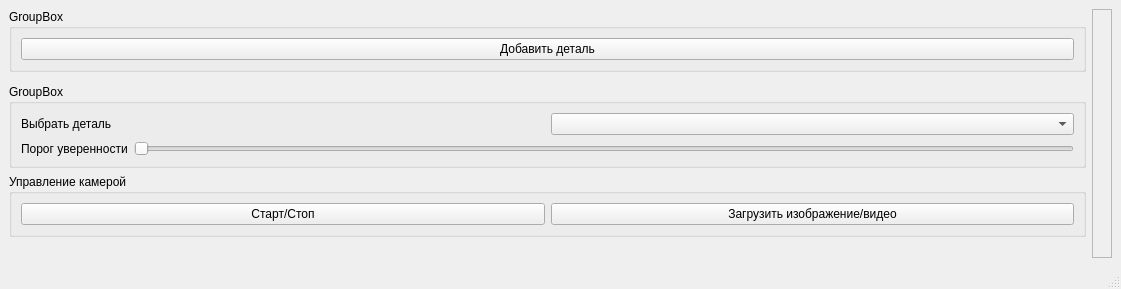
Old version of the form gui/ui_mainwindow.ui in the repository Stribunchick/LegoFinder.
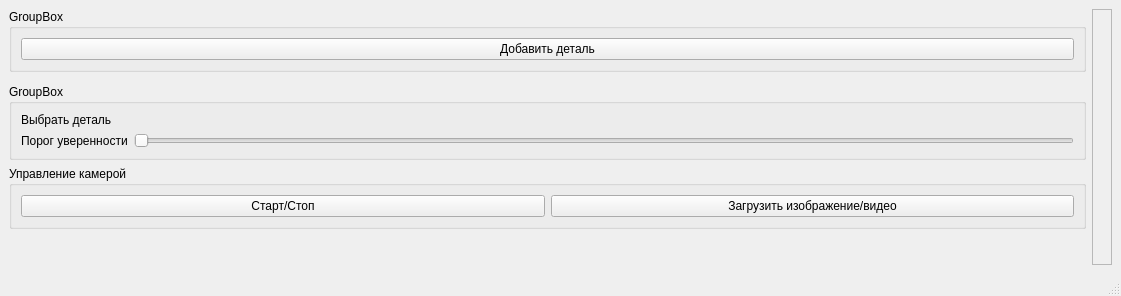
New version of the form.

The edit to the form file:
```diff
--- a/gui/ui_mainwindow.ui
+++ b/gui/ui_mainwindow.ui
@@ -7,7 +7,7 @@
     <x>0</x>
     <y>0</y>
     <width>1121</width>
-    <height>289</height>
+    <height>296</height>
    </rect>
   </property>
   <property name="windowTitle">
@@ -54,9 +54,6 @@
            </property>
           </widget>
          </item>
-         <item>
-          <widget class="QComboBox" name="select_part_combo_box"/>
-         </item>
         </layout>
        </item>
        <item>
```
Left out of the diff: 2 changed lines with no effect on the pictures.
